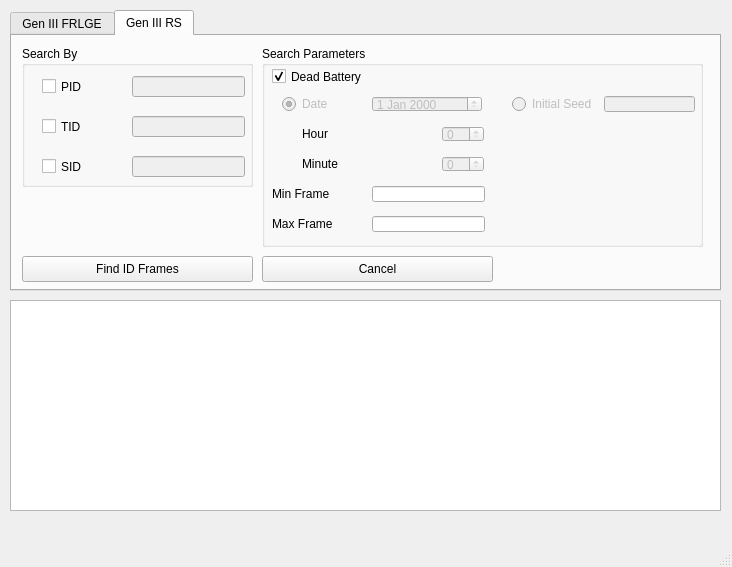
Qt form Forms/Util/Pandora.ui (Admiral-Fish/PokeFinder) before a commit.
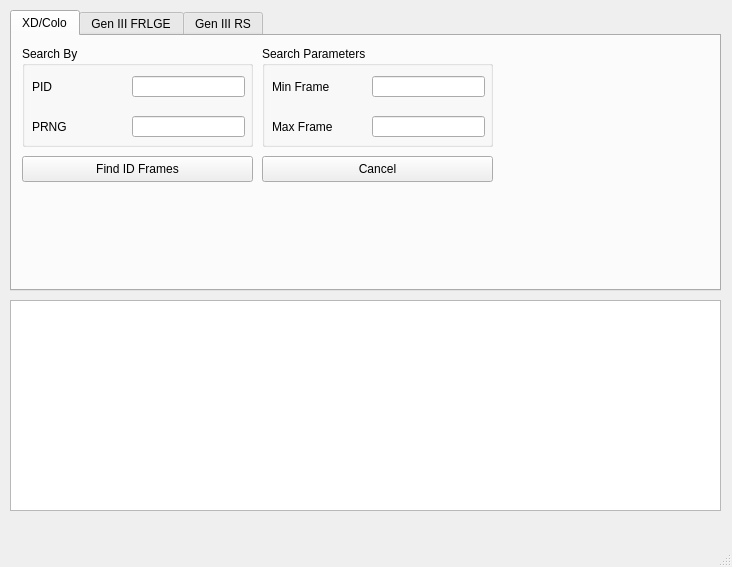
The same form after that commit. Custom widgets are drawn as their Qt base class.

Commit message: Pandora XD/Colo

Diff of the .ui file:
```diff
--- a/Forms/Util/Pandora.ui
+++ b/Forms/Util/Pandora.ui
@@ -24,8 +24,163 @@
      </rect>
     </property>
     <property name="currentIndex">
-     <number>1</number>
+     <number>0</number>
     </property>
+    <widget class="QWidget" name="tab">
+     <attribute name="title">
+      <string>XD/Colo</string>
+     </attribute>
+     <widget class="QGroupBox" name="groupBoxSearchBy_3">
+      <property name="geometry">
+       <rect>
+        <x>10</x>
+        <y>10</y>
+        <width>231</width>
+        <height>101</height>
+       </rect>
+      </property>
+      <property name="title">
+       <string>Search By</string>
+      </property>
+      <widget class="QLabel" name="labelPIDXD">
+       <property name="geometry">
+        <rect>
+         <x>10</x>
+         <y>30</y>
+         <width>61</width>
+         <height>21</height>
+        </rect>
+       </property>
+       <property name="text">
+        <string>PID</string>
+       </property>
+      </widget>
+      <widget class="QLabel" name="labelPRNG">
+       <property name="geometry">
+        <rect>
+         <x>10</x>
+         <y>70</y>
+         <width>61</width>
+         <height>21</height>
+        </rect>
+       </property>
+       <property name="text">
+        <string>PRNG</string>
+       </property>
+      </widget>
+      <widget class="QTextBox" name="textBoxPIDXD">
+       <property name="geometry">
+        <rect>
+         <x>110</x>
+         <y>30</y>
+         <width>113</width>
+         <height>21</height>
+        </rect>
+       </property>
+      </widget>
+      <widget class="QTextBox" name="textBoxPRNG">
+       <property name="geometry">
+        <rect>
+         <x>110</x>
+         <y>70</y>
+         <width>113</width>
+         <height>21</height>
+        </rect>
+       </property>
+      </widget>
+     </widget>
+     <widget class="QGroupBox" name="groupBoxParameters_3">
+      <property name="geometry">
+       <rect>
+        <x>250</x>
+        <y>10</y>
+        <width>231</width>
+        <height>101</height>
+       </rect>
+      </property>
+      <property name="title">
+       <string>Search Parameters</string>
+      </property>
+      <widget class="QLabel" name="labelMaxFrame_3">
+       <property name="geometry">
+        <rect>
+         <x>10</x>
+         <y>70</y>
+         <width>71</width>
+         <height>21</height>
+        </rect>
+       </property>
+       <property name="text">
+        <string>Max Frame</string>
+       </property>
+      </widget>
+      <widget class="QTextBox" name="textBoxMaxFrameXD">
+       <property name="geometry">
+        <rect>
+         <x>110</x>
+         <y>70</y>
+         <width>113</width>
+         <height>21</height>
+        </rect>
+       </property>
+       <property name="text">
+        <string/>
+       </property>
+      </widget>
+      <widget class="QLabel" name="labelMinFrame_3">
+       <property name="geometry">
+        <rect>
+         <x>10</x>
+         <y>30</y>
+         <width>81</width>
+         <height>21</height>
+        </rect>
+       </property>
+       <property name="text">
+        <string>Min Frame</string>
+       </property>
+      </widget>
+      <widget class="QTextBox" name="textBoxMinFrameXD">
+       <property name="geometry">
+        <rect>
+         <x>110</x>
+         <y>30</y>
+         <width>113</width>
+         <height>21</height>
+        </rect>
+       </property>
+       <property name="text">
+        <string/>
+       </property>
+      </widget>
+     </widget>
+     <widget class="QPushButton" name="pushButtonFindXD">
+      <property name="geometry">
+       <rect>
+        <x>10</x>
+        <y>120</y>
+        <width>231</width>
+        <height>26</height>
+       </rect>
+      </property>
+      <property name="text">
+       <string>Find ID Frames</string>
+      </property>
+     </widget>
+     <widget class="QPushButton" name="pushButtonCancelXD">
+      <property name="geometry">
+       <rect>
+        <x>250</x>
+        <y>120</y>
+        <width>231</width>
+        <height>26</height>
+       </rect>
+      </property>
+      <property name="text">
+       <string>Cancel</string>
+      </property>
+     </widget>
+    </widget>
     <widget class="QWidget" name="gen3FRLGE">
      <attribute name="title">
       <string>Gen III FRLGE</string>
```
The commit also changes 2 other files.
